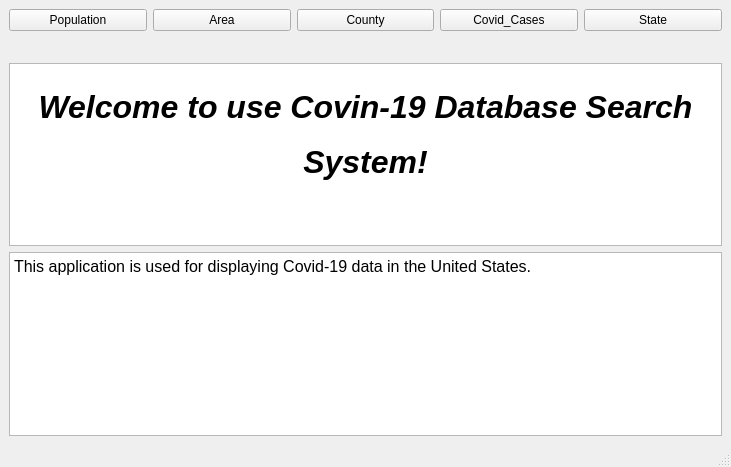
First picture: the form in CSE412_UI/main.ui, repository devi1X/CSE412_DatabaseProject, before the edit.
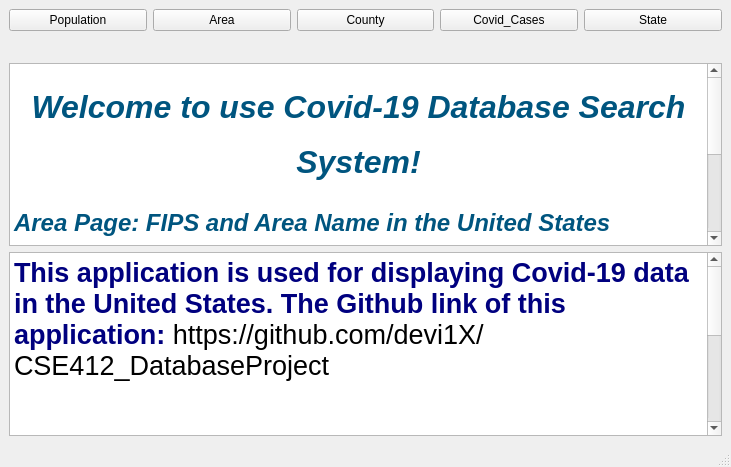
Second picture: the form after the edit.

Commit message: added description of each page

```diff
--- a/CSE412_UI/main.ui
+++ b/CSE412_UI/main.ui
@@ -42,7 +42,14 @@
 &lt;html&gt;&lt;head&gt;&lt;meta name=&quot;qrichtext&quot; content=&quot;1&quot; /&gt;&lt;style type=&quot;text/css&quot;&gt;
 p, li { white-space: pre-wrap; }
 &lt;/style&gt;&lt;/head&gt;&lt;body style=&quot; font-family:'SimSun'; font-size:9pt; font-weight:400; font-style:normal;&quot;&gt;
-&lt;p align=&quot;center&quot; style=&quot; margin-top:0px; margin-bottom:0px; margin-left:0px; margin-right:0px; -qt-block-indent:0; text-indent:0px;&quot;&gt;&lt;span style=&quot; font-family:'.AppleSystemUIFont'; font-size:36pt; font-weight:696; font-style:italic; vertical-align:sub;&quot;&gt;Welcome to use Covin-19 Database Search System!&lt;/span&gt;&lt;/p&gt;&lt;/body&gt;&lt;/html&gt;</string>
+&lt;p align=&quot;center&quot; style=&quot; margin-top:0px; margin-bottom:0px; margin-left:0px; margin-right:0px; -qt-block-indent:0; text-indent:0px;&quot;&gt;&lt;span style=&quot; font-family:'.AppleSystemUIFont'; font-size:36pt; font-weight:696; font-style:italic; color:#00557f; vertical-align:sub;&quot;&gt;Welcome to use Covid-19 Database Search System!&lt;/span&gt;&lt;/p&gt;
+&lt;p align=&quot;center&quot; style=&quot;-qt-paragraph-type:empty; margin-top:0px; margin-bottom:0px; margin-left:0px; margin-right:0px; -qt-block-indent:0; text-indent:0px;&quot;&gt;&lt;br /&gt;&lt;/p&gt;
+&lt;p style=&quot; margin-top:0px; margin-bottom:0px; margin-left:0px; margin-right:0px; -qt-block-indent:0; text-indent:0px;&quot;&gt;&lt;span style=&quot; font-family:'.AppleSystemUIFont'; font-size:28pt; font-weight:696; font-style:italic; color:#00557f; vertical-align:sub;&quot;&gt;Area Page: FIPS and Area Name in the United States&lt;/span&gt;&lt;/p&gt;
+&lt;p style=&quot; margin-top:0px; margin-bottom:0px; margin-left:0px; margin-right:0px; -qt-block-indent:0; text-indent:0px;&quot;&gt;&lt;span style=&quot; font-family:'.AppleSystemUIFont'; font-size:28pt; font-weight:696; font-style:italic; color:#00557f; vertical-align:sub;&quot;&gt;County Page: ALL FIPS in the United States&lt;/span&gt;&lt;/p&gt;
+&lt;p style=&quot; margin-top:0px; margin-bottom:0px; margin-left:0px; margin-right:0px; -qt-block-indent:0; text-indent:0px;&quot;&gt;&lt;span style=&quot; font-family:'.AppleSystemUIFont'; font-size:28pt; font-weight:696; font-style:italic; color:#00557f; vertical-align:sub;&quot;&gt;Population Page: Population information of each area.&lt;/span&gt;&lt;/p&gt;
+&lt;p style=&quot; margin-top:0px; margin-bottom:0px; margin-left:0px; margin-right:0px; -qt-block-indent:0; text-indent:0px;&quot;&gt;&lt;span style=&quot; font-family:'.AppleSystemUIFont'; font-size:28pt; font-weight:696; font-style:italic; color:#00557f; vertical-align:sub;&quot;&gt;Covid_Cases Page: Covid cases deatils of each area.&lt;/span&gt;&lt;/p&gt;
+&lt;p style=&quot; margin-top:0px; margin-bottom:0px; margin-left:0px; margin-right:0px; -qt-block-indent:0; text-indent:0px;&quot;&gt;&lt;span style=&quot; font-family:'.AppleSystemUIFont'; font-size:28pt; font-weight:696; font-style:italic; color:#00557f; vertical-align:sub;&quot;&gt;State Page: State information in the United States.&lt;/span&gt;&lt;/p&gt;
+&lt;p align=&quot;center&quot; style=&quot;-qt-paragraph-type:empty; margin-top:0px; margin-bottom:0px; margin-left:0px; margin-right:0px; -qt-block-indent:0; text-indent:0px;&quot;&gt;&lt;br /&gt;&lt;/p&gt;&lt;/body&gt;&lt;/html&gt;</string>
         </property>
        </widget>
       </item>
@@ -53,7 +60,10 @@
 &lt;html&gt;&lt;head&gt;&lt;meta name=&quot;qrichtext&quot; content=&quot;1&quot; /&gt;&lt;style type=&quot;text/css&quot;&gt;
 p, li { white-space: pre-wrap; }
 &lt;/style&gt;&lt;/head&gt;&lt;body style=&quot; font-family:'SimSun'; font-size:9pt; font-weight:400; font-style:normal;&quot;&gt;
-&lt;p style=&quot; margin-top:0px; margin-bottom:0px; margin-left:0px; margin-right:0px; -qt-block-indent:0; text-indent:0px;&quot;&gt;&lt;span style=&quot; font-size:12pt;&quot;&gt;This application is used for displaying Covid-19 data in the United States. &lt;/span&gt;&lt;/p&gt;&lt;/body&gt;&lt;/html&gt;</string>
+&lt;p style=&quot; margin-top:0px; margin-bottom:0px; margin-left:0px; margin-right:0px; -qt-block-indent:0; text-indent:0px;&quot;&gt;&lt;span style=&quot; font-size:20pt; font-weight:600; color:#00007f;&quot;&gt;This application is used for displaying Covid-19 data in the United States. The Github link of this application: &lt;/span&gt;&lt;span style=&quot; font-size:20pt;&quot;&gt;https://github.com/devi1X/CSE412_DatabaseProject&lt;/span&gt;&lt;/p&gt;
+&lt;p style=&quot;-qt-paragraph-type:empty; margin-top:0px; margin-bottom:0px; margin-left:0px; margin-right:0px; -qt-block-indent:0; text-indent:0px; font-size:20pt;&quot;&gt;&lt;br /&gt;&lt;/p&gt;
+&lt;p style=&quot;-qt-paragraph-type:empty; margin-top:0px; margin-bottom:0px; margin-left:0px; margin-right:0px; -qt-block-indent:0; text-indent:0px; font-size:20pt;&quot;&gt;&lt;br /&gt;&lt;/p&gt;
+&lt;p style=&quot; margin-top:0px; margin-bottom:0px; margin-left:0px; margin-right:0px; -qt-block-indent:0; text-indent:0px;&quot;&gt;&lt;span style=&quot; font-size:20pt; font-weight:600; color:#00007f;&quot;&gt;We want to provide detailed data of Covid-19 in the United States for everyone who want to learn about Covid-19. If you have any suggestion of this application, please send emails to sunxx1222@163.com. In the future, we may add more deatils of this application.Thank you for using our application!&lt;/span&gt;&lt;/p&gt;&lt;/body&gt;&lt;/html&gt;</string>
         </property>
        </widget>
       </item>
```
The commit also changes 6 other files.
